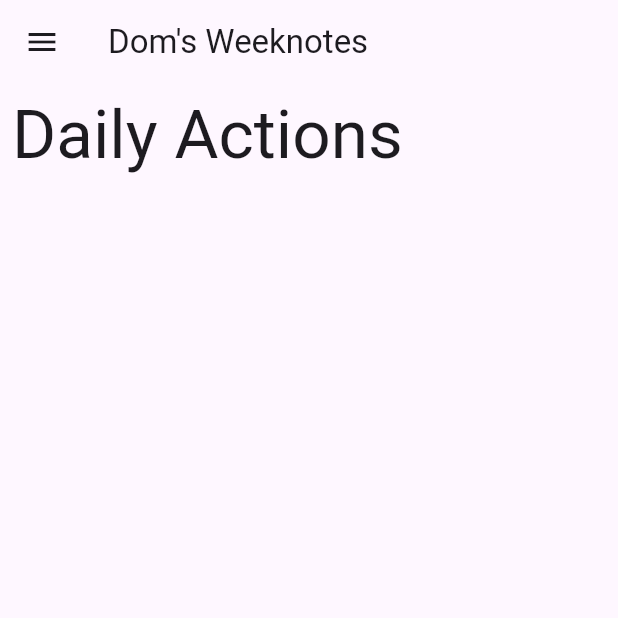
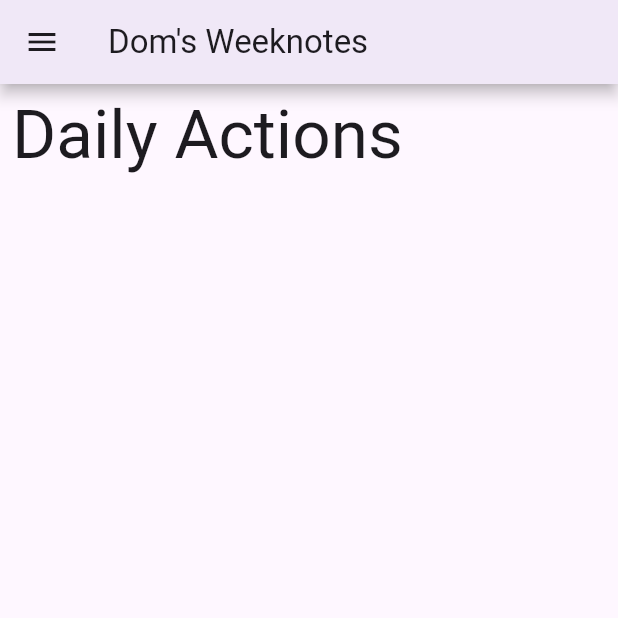
Before and after one commit to ChuffedDom/Doms-Weeknotes, a Flutter app: the Dailies screen opened by its route, on a phone screen of 412 x 824 dp, the top half of it. Run offline on Flutter 3.47's test engine with Material 2 defaults, Android fonts, the phone set to English and light mode, and no system bars; our stand-ins replace cloud_firestore, firebase_auth, firebase_core, flutter_markdown; accounts and stored records are empty; network calls fail; Roboto replaces fonts that are missing (--apple-system); statements that could not run were skipped.

Commit message:
Updated more elements to m3

```diff
--- a/lib/daily.dart
+++ b/lib/daily.dart
@@ -14,14 +14,18 @@ class _DailiesState extends State<Dailies> {
   @override
   Widget build(BuildContext context) {
     return Scaffold(
-      appBar: AppBar(title: Text("Dom's Weeknotes")),
+      appBar: AppBar(
+        title: Text("Dom's Weeknotes"),
+        elevation: 4,
+        shadowColor: Theme.of(context).shadowColor,
+      ),
       drawer: Drawer(
         child: ListView(
           padding: EdgeInsets.zero,
           children: [
             DrawerHeader(
               decoration: BoxDecoration(
-                color: Colors.blue,
+                color: Theme.of(context).colorScheme.surfaceTint,
               ),
               child: Column(
                 children: [
--- a/lib/future.dart
+++ b/lib/future.dart
@@ -17,6 +17,8 @@ class _FutureNotesState extends State<FutureNotes> {
     return Scaffold(
       appBar: AppBar(
         title: const Text("Dom's Weeknotes"),
+        elevation: 4,
+        shadowColor: Theme.of(context).shadowColor,
       ),
       drawer: Drawer(
         child: ListView(
@@ -24,7 +26,7 @@ class _FutureNotesState extends State<FutureNotes> {
           children: [
             DrawerHeader(
               decoration: BoxDecoration(
-                color: Colors.blue,
+                color: Theme.of(context).colorScheme.surfaceTint,
               ),
               child: Column(
                 children: [
--- a/lib/noteV1.dart
+++ b/lib/noteV1.dart
@@ -19,6 +19,8 @@ class _AddNoteState extends State<AddNote> {
     return Scaffold(
         appBar: AppBar(
           title: Text("Add note"),
+          elevation: 4,
+          shadowColor: Theme.of(context).shadowColor,
         ),
         body: Center(
           child: Container(
```
